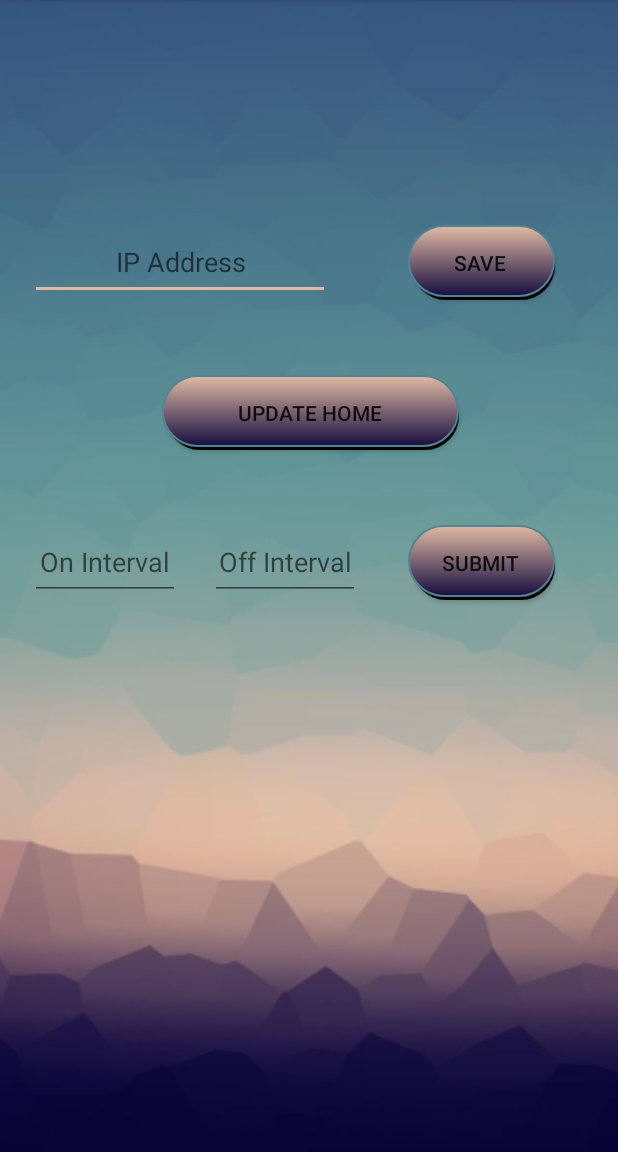
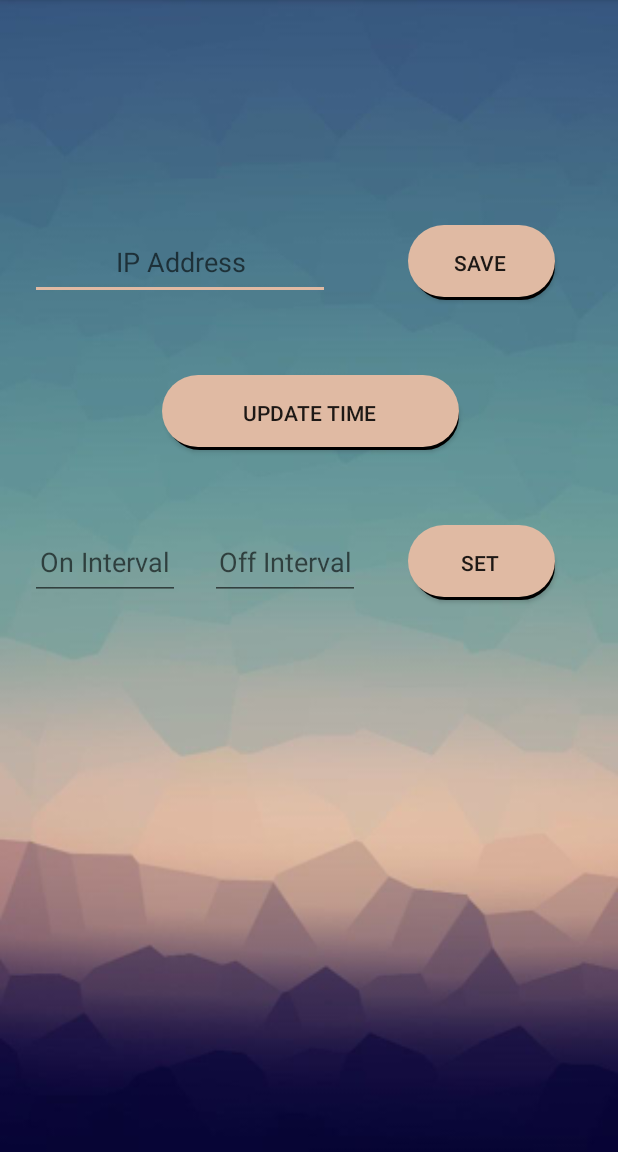
Before and after one commit to ParmaanuBamb/Arduino_APP, an Android app: the screen it shows after launch (MainActivity), on a phone screen of 412 x 824 dp, the part 84-1236 px from its top. Run offline under Robolectric (Android 15) with nearby library versions, the phone set to English and light mode, and no system bars.

Commit message:
ui changes

```diff
--- a/app/src/main/res/drawable/button_shadow.xml
+++ b/app/src/main/res/drawable/button_shadow.xml
@@ -11,9 +11,7 @@
                 </item>
                 <item android:bottom="2dp" android:left="2dp">
                     <shape>
-                        <gradient android:angle="270"
-                            android:endColor="@color/colorPrimaryDark" android:startColor="@color/colorAccent" />
-                        <stroke android:width="1dp" android:color="@color/colorPrimary" />
+                       <solid android:color="@color/colorAccent"/>
                         <corners android:radius="50dp" />
                         <padding android:bottom="10dp" android:left="10dp"
                             android:right="10dp" android:top="10dp" />
--- a/app/src/main/res/layout/activity_main.xml
+++ b/app/src/main/res/layout/activity_main.xml
@@ -25,6 +25,7 @@
         android:layout_marginTop="150dp"
         android:layout_toEndOf="@+id/ip"
         android:background="@drawable/button_shadow"
+
         />
     <EditText
     android:layout_width="100dp"
@@ -50,13 +51,14 @@
     <Button
         android:layout_width="100dp"
         android:layout_height="50dp"
-        android:text="submit"
+        android:text="set"
         android:id="@+id/submit"
         android:layout_marginLeft="30dp"
         android:layout_marginTop="50dp"
         android:layout_below="@+id/button"
         android:layout_toRightOf="@+id/int2"
         android:background="@drawable/button_shadow"
+
         />
     <Button
         android:layout_width="200dp"
@@ -65,6 +67,7 @@
         android:layout_below="@+id/ip"
         android:layout_marginTop="50dp"
         android:layout_centerInParent="true"
-        android:text="Update home"
-        android:background="@drawable/button_shadow"></Button>
+        android:text="Update time"
+        android:background="@drawable/button_shadow"
+        ></Button>
 </RelativeLayout>
```
